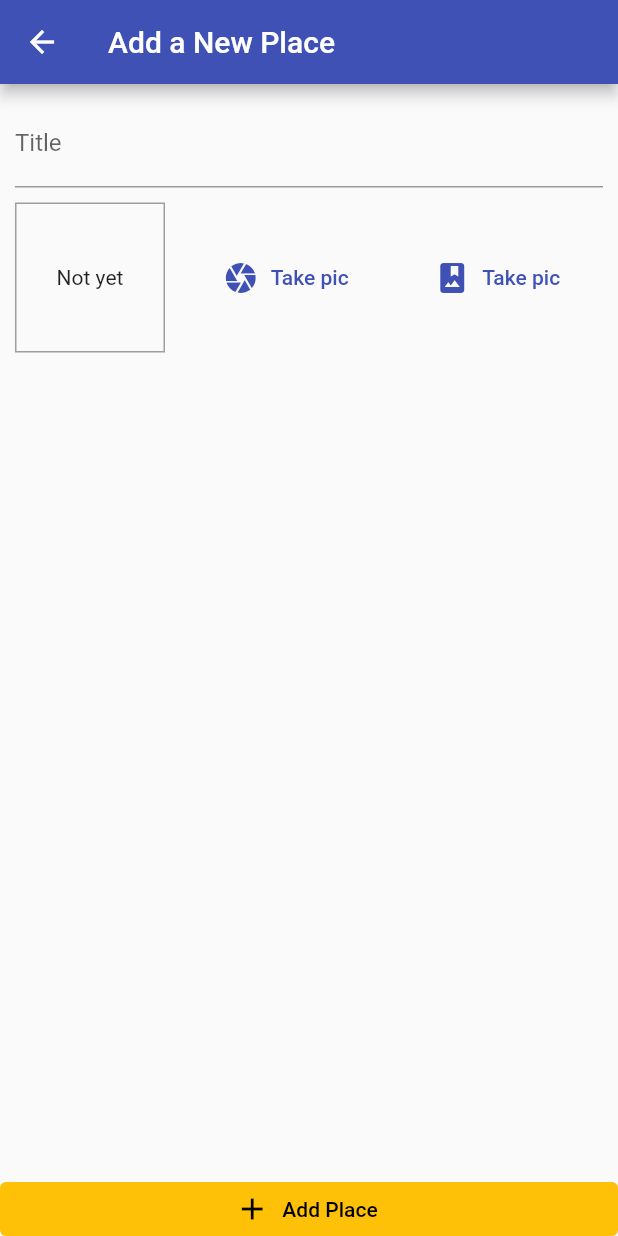
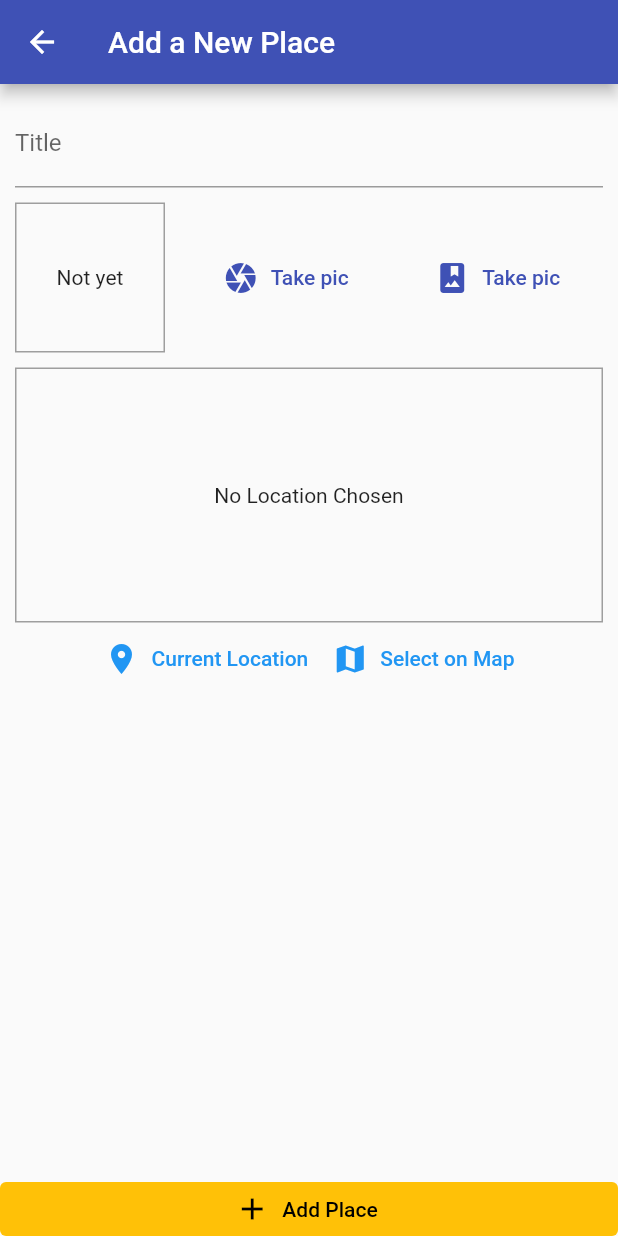
Before and after one commit to MostafaAmin0/great_places, a Flutter app: the AddPlaceScreen screen opened by its route, on a phone screen of 412 x 824 dp. Run offline on Flutter 3.47's test engine with Material 2 defaults, Android fonts, the phone set to English and light mode, and no system bars; our stand-ins replace image_picker, sqflite; accounts and stored records are empty.

Commit message:
location input ui

```diff
--- a/lib/screens/add_place_screen.dart
+++ b/lib/screens/add_place_screen.dart
@@ -2,6 +2,7 @@ import 'dart:io';
 
 import 'package:flutter/material.dart';
 import 'package:great_places/providers/places_provider.dart';
+import 'package:great_places/widgets/location_input.dart';
 import 'package:provider/provider.dart';
 
 import '../widgets/image_input.dart';
@@ -55,6 +56,10 @@ class _AddPlaceScreenState extends State<AddPlaceScreen> {
                       height: 10,
                     ),
                     ImageInput(_selectImage),
+                    const SizedBox(
+                      height: 10,
+                    ),
+                    const LocationInput(),
                   ],
                 ),
               ),
--- /dev/null
+++ b/lib/widgets/location_input.dart
@@ -0,0 +1,63 @@
+import 'package:flutter/material.dart';
+
+class LocationInput extends StatefulWidget {
+  const LocationInput({Key? key}) : super(key: key);
+
+  @override
+  _LocationInputState createState() => _LocationInputState();
+}
+
+class _LocationInputState extends State<LocationInput> {
+  String? _previewImageUrl;
+
+  @override
+  Widget build(BuildContext context) {
+    return Column(
+      children: <Widget>[
+        Container(
+          height: 170,
+          width: double.infinity,
+          alignment: Alignment.center,
+          decoration: BoxDecoration(
+            border: Border.all(width: 1, color: Colors.grey),
+          ),
+          child: _previewImageUrl == null
+              ? const Text(
+                  'No Location Chosen',
+                  textAlign: TextAlign.center,
+                )
+              : Image.network(
+                  _previewImageUrl!,
+                  fit: BoxFit.cover,
+                  width: double.infinity,
+                ),
+        ),
+        Row(
+          mainAxisAlignment: MainAxisAlignment.center,
+          children: <Widget>[
+            TextButton.icon(
+              icon: const Icon(
+                Icons.location_on,
+              ),
+              label: const Text('Current Location'),
+              style: TextButton.styleFrom(
+                primary: Theme.of(context).primaryColor,
+              ),
+              onPressed: () {},
+            ),
+            TextButton.icon(
+              icon: const Icon(
+                Icons.map,
+              ),
+              label: const Text('Select on Map'),
+              style: TextButton.styleFrom(
+                primary: Theme.of(context).primaryColor,
+              ),
+              onPressed: () {},
+            ),
+          ],
+        ),
+      ],
+    );
+  }
+}
```
